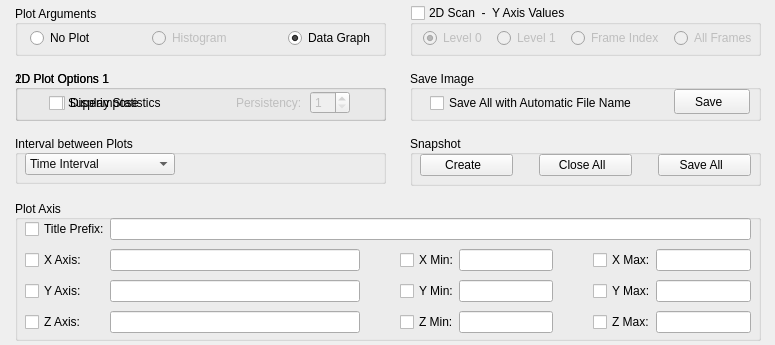
First picture: the form in slsDetectorGui/forms/form_tab_plot.ui, repository slsdetectorgroup/slsDetectorPackage, before the edit.
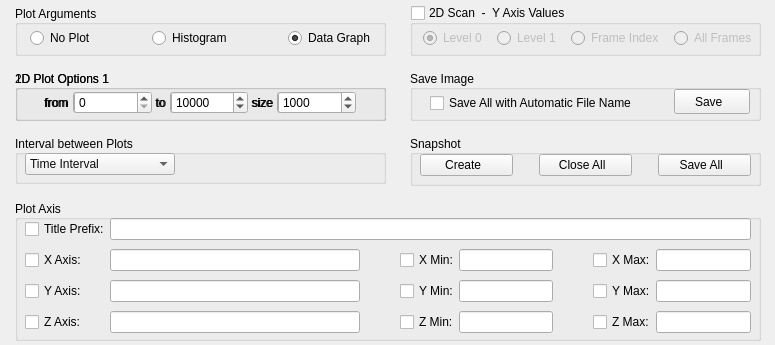
Second picture: the form after the edit. Icons and pictures are not drawn.

Commit message: histogram included, improved ready every frame, and other stuff.. a working version

What changed in the file:
```diff
--- a/slsDetectorGui/forms/form_tab_plot.ui
+++ b/slsDetectorGui/forms/form_tab_plot.ui
@@ -99,7 +99,7 @@
      </rect>
     </property>
     <property name="currentIndex">
-     <number>4</number>
+     <number>5</number>
     </property>
     <widget class="QWidget" name="page_6">
      <widget class="QWidget" name="gridLayoutWidget_5">
@@ -186,7 +186,7 @@
       </layout>
      </widget>
     </widget>
-    <widget class="QWidget" name="page_4">
+    <widget class="QWidget" name="pageAccumulate_2">
      <widget class="QWidget" name="horizontalLayoutWidget_6">
       <property name="geometry">
        <rect>
@@ -294,7 +294,7 @@
       </property>
      </widget>
     </widget>
-    <widget class="QWidget" name="page_7">
+    <widget class="QWidget" name="pagePedestal_2">
      <widget class="QWidget" name="horizontalLayoutWidget_5">
       <property name="geometry">
        <rect>
@@ -580,6 +580,167 @@
       </layout>
      </widget>
     </widget>
+    <widget class="QWidget" name="pageHistogram_2">
+     <property name="enabled">
+      <bool>true</bool>
+     </property>
+     <widget class="QWidget" name="horizontalLayoutWidget_14">
+      <property name="geometry">
+       <rect>
+        <x>25</x>
+        <y>5</y>
+        <width>311</width>
+        <height>26</height>
+       </rect>
+      </property>
+      <layout class="QHBoxLayout" name="layoutThreshold_4">
+       <property name="spacing">
+        <number>1</number>
+       </property>
+       <item>
+        <widget class="QLabel" name="lblHistFrom_2">
+         <property name="enabled">
+          <bool>true</bool>
+         </property>
+         <property name="sizePolicy">
+          <sizepolicy hsizetype="Fixed" vsizetype="Preferred">
+           <horstretch>0</horstretch>
+           <verstretch>0</verstretch>
+          </sizepolicy>
+         </property>
+         <property name="text">
+          <string>from </string>
+         </property>
+        </widget>
+       </item>
+       <item>
+        <widget class="QSpinBox" name="spinHistFrom_2">
+         <property name="enabled">
+          <bool>true</bool>
+         </property>
+         <property name="sizePolicy">
+          <sizepolicy hsizetype="Expanding" vsizetype="Fixed">
+           <horstretch>0</horstretch>
+           <verstretch>0</verstretch>
+          </sizepolicy>
+         </property>
+         <property name="maximumSize">
+          <size>
+           <width>16777215</width>
+           <height>16777215</height>
+          </size>
+         </property>
+         <property name="alignment">
+          <set>Qt::AlignLeading|Qt::AlignLeft|Qt::AlignVCenter</set>
+         </property>
+         <property name="minimum">
+          <number>0</number>
+         </property>
+         <property name="maximum">
+          <number>16777215</number>
+         </property>
+         <property name="value">
+          <number>0</number>
+         </property>
+        </widget>
+       </item>
+       <item>
+        <widget class="QLabel" name="lblHistTo_2">
+         <property name="enabled">
+          <bool>true</bool>
+         </property>
+         <property name="sizePolicy">
+          <sizepolicy hsizetype="Fixed" vsizetype="Preferred">
+           <horstretch>0</horstretch>
+           <verstretch>0</verstretch>
+          </sizepolicy>
+         </property>
+         <property name="text">
+          <string> to </string>
+         </property>
+        </widget>
+       </item>
+       <item>
+        <widget class="QSpinBox" name="spinHistTo_2">
+         <property name="enabled">
+          <bool>true</bool>
+         </property>
+         <property name="sizePolicy">
+          <sizepolicy hsizetype="Expanding" vsizetype="Fixed">
+           <horstretch>0</horstretch>
+           <verstretch>0</verstretch>
+          </sizepolicy>
+         </property>
+         <property name="maximumSize">
+          <size>
+           <width>16777215</width>
+           <height>16777215</height>
+          </size>
+         </property>
+         <property name="alignment">
+          <set>Qt::AlignLeading|Qt::AlignLeft|Qt::AlignVCenter</set>
+         </property>
+         <property name="minimum">
+          <number>0</number>
+         </property>
+         <property name="maximum">
+          <number>16777215</number>
+         </property>
+         <property name="value">
+          <number>10000</number>
+         </property>
+        </widget>
+       </item>
+       <item>
+        <widget class="QLabel" name="lblHistSize_2">
+         <property name="enabled">
+          <bool>true</bool>
+         </property>
+         <property name="sizePolicy">
+          <sizepolicy hsizetype="Fixed" vsizetype="Preferred">
+           <horstretch>0</horstretch>
+           <verstretch>0</verstretch>
+          </sizepolicy>
+         </property>
+         <property name="text">
+          <string> size </string>
+         </property>
+        </widget>
+       </item>
+       <item>
+        <widget class="QSpinBox" name="spinHistSize_2">
+         <property name="enabled">
+          <bool>true</bool>
+         </property>
+         <property name="sizePolicy">
+          <sizepolicy hsizetype="Expanding" vsizetype="Fixed">
+           <horstretch>0</horstretch>
+           <verstretch>0</verstretch>
+          </sizepolicy>
+         </property>
+         <property name="maximumSize">
+          <size>
+           <width>16777215</width>
+           <height>16777215</height>
+          </size>
+         </property>
+         <property name="alignment">
+          <set>Qt::AlignLeading|Qt::AlignLeft|Qt::AlignVCenter</set>
+         </property>
+         <property name="minimum">
+          <number>0</number>
+         </property>
+         <property name="maximum">
+          <number>16777215</number>
+         </property>
+         <property name="value">
+          <number>1000</number>
+         </property>
+        </widget>
+       </item>
+      </layout>
+     </widget>
+    </widget>
    </widget>
   </widget>
   <widget class="QGroupBox" name="box1D">
@@ -610,7 +771,7 @@
      </rect>
     </property>
     <property name="currentIndex">
-     <number>0</number>
+     <number>6</number>
     </property>
     <widget class="QWidget" name="page">
      <widget class="QWidget" name="gridLayoutWidget_2">
@@ -782,7 +943,7 @@
       </layout>
      </widget>
     </widget>
-    <widget class="QWidget" name="page_5">
+    <widget class="QWidget" name="pageAccumulate">
      <widget class="QPushButton" name="btnResetAccumulate">
       <property name="geometry">
        <rect>
@@ -890,7 +1051,7 @@
       </layout>
      </widget>
     </widget>
-    <widget class="QWidget" name="page_3">
+    <widget class="QWidget" name="pagePedestal">
      <widget class="QWidget" name="horizontalLayoutWidget_8">
       <property name="geometry">
        <rect>
@@ -1186,6 +1347,167 @@
       </layout>
      </widget>
     </widget>
+    <widget class="QWidget" name="pageHistogram">
+     <property name="enabled">
+      <bool>true</bool>
+     </property>
+     <widget class="QWidget" name="horizontalLayoutWidget_13">
+      <property name="geometry">
+       <rect>
+        <x>25</x>
+        <y>5</y>
+        <width>311</width>
+        <height>26</height>
+       </rect>
+      </property>
+      <layout class="QHBoxLayout" name="layoutThreshold_3">
+       <property name="spacing">
+        <number>1</number>
+       </property>
+       <item>
+        <widget class="QLabel" name="lblHistFrom">
+         <property name="enabled">
+          <bool>true</bool>
+         </property>
+         <property name="sizePolicy">
+          <sizepolicy hsizetype="Fixed" vsizetype="Preferred">
+           <horstretch>0</horstretch>
+           <verstretch>0</verstretch>
+          </sizepolicy>
+         </property>
+         <property name="text">
+          <string>from </string>
+         </property>
+        </widget>
+       </item>
+       <item>
+        <widget class="QSpinBox" name="spinHistFrom">
+         <property name="enabled">
+          <bool>true</bool>
+         </property>
+         <property name="sizePolicy">
+          <sizepolicy hsizetype="Expanding" vsizetype="Fixed">
+           <horstretch>0</horstretch>
+           <verstretch>0</verstretch>
+          </sizepolicy>
+         </property>
+         <property name="maximumSize">
+          <size>
+           <width>16777215</width>
+           <height>16777215</height>
+          </size>
+         </property>
+         <property name="alignment">
+          <set>Qt::AlignLeading|Qt::AlignLeft|Qt::AlignVCenter</set>
+         </property>
+         <property name="minimum">
+          <number>0</number>
+         </property>
+         <property name="maximum">
+          <number>16777215</number>
+         </property>
+         <property name="value">
+          <number>0</number>
+         </property>
+        </widget>
+       </item>
+       <item>
+        <widget class="QLabel" name="lblHistTo">
+         <property name="enabled">
+          <bool>true</bool>
+         </property>
+         <property name="sizePolicy">
+          <sizepolicy hsizetype="Fixed" vsizetype="Preferred">
+           <horstretch>0</horstretch>
+           <verstretch>0</verstretch>
+          </sizepolicy>
+         </property>
+         <property name="text">
+          <string> to </string>
+         </property>
+        </widget>
+       </item>
+       <item>
+        <widget class="QSpinBox" name="spinHistTo">
+         <property name="enabled">
+          <bool>true</bool>
+         </property>
+         <property name="sizePolicy">
+          <sizepolicy hsizetype="Expanding" vsizetype="Fixed">
+           <horstretch>0</horstretch>
+           <verstretch>0</verstretch>
+          </sizepolicy>
+         </property>
+         <property name="maximumSize">
+          <size>
+           <width>16777215</width>
+           <height>16777215</height>
+          </size>
+         </property>
+         <property name="alignment">
+          <set>Qt::AlignLeading|Qt::AlignLeft|Qt::AlignVCenter</set>
+         </property>
+         <property name="minimum">
+          <number>0</number>
+         </property>
+         <property name="maximum">
+          <number>16777215</number>
+         </property>
+         <property name="value">
+          <number>10000</number>
+         </property>
+        </widget>
+       </item>
+       <item>
+        <widget class="QLabel" name="lblHistSize">
+         <property name="enabled">
+          <bool>true</bool>
+         </property>
+         <property name="sizePolicy">
+          <sizepolicy hsizetype="Fixed" vsizetype="Preferred">
+           <horstretch>0</horstretch>
+           <verstretch>0</verstretch>
+          </sizepolicy>
+         </property>
+         <property name="text">
+          <string> size </string>
+         </property>
+        </widget>
+       </item>
+       <item>
+        <widget class="QSpinBox" name="spinHistSize">
+         <property name="enabled">
+          <bool>true</bool>
+         </property>
+         <property name="sizePolicy">
+          <sizepolicy hsizetype="Expanding" vsizetype="Fixed">
+           <horstretch>0</horstretch>
+           <verstretch>0</verstretch>
+          </sizepolicy>
+         </property>
+         <property name="maximumSize">
+          <size>
+           <width>16777215</width>
+           <height>16777215</height>
+          </size>
+         </property>
+         <property name="alignment">
+          <set>Qt::AlignLeading|Qt::AlignLeft|Qt::AlignVCenter</set>
+         </property>
+         <property name="minimum">
+          <number>0</number>
+         </property>
+         <property name="maximum">
+          <number>16777215</number>
+         </property>
+         <property name="value">
+          <number>1000</number>
+         </property>
+        </widget>
+       </item>
+      </layout>
+     </widget>
+    </widget>
    </widget>
   </widget>
   <widget class="QGroupBox" name="boxSave">
@@ -1336,7 +1658,7 @@
      <rect>
       <x>10</x>
       <y>20</y>
-      <width>341</width>
+      <width>342</width>
       <height>26</height>
      </rect>
     </property>
@@ -1902,7 +2224,7 @@
      <item row="0" column="2">
       <widget class="QRadioButton" name="radioHistogram">
        <property name="enabled">
-        <bool>false</bool>
+        <bool>true</bool>
        </property>
        <property name="sizePolicy">
         <sizepolicy hsizetype="Fixed" vsizetype="Fixed">
@@ -2443,6 +2765,16 @@
     <bool>true</bool>
    </property>
   </widget>
+  <zorder>box1D</zorder>
+  <zorder>box2D</zorder>
+  <zorder>boxSave</zorder>
+  <zorder>boxScan</zorder>
+  <zorder>boxPlotAxis</zorder>
+  <zorder>groupBox_3</zorder>
+  <zorder>boxFrequency</zorder>
+  <zorder>boxSnapshot</zorder>
+  <zorder>btnRight</zorder>
+  <zorder>btnLeft</zorder>
  </widget>
  <tabstops>
   <tabstop>radioNoPlot</tabstop>
```
The commit also changes 5 other files.
